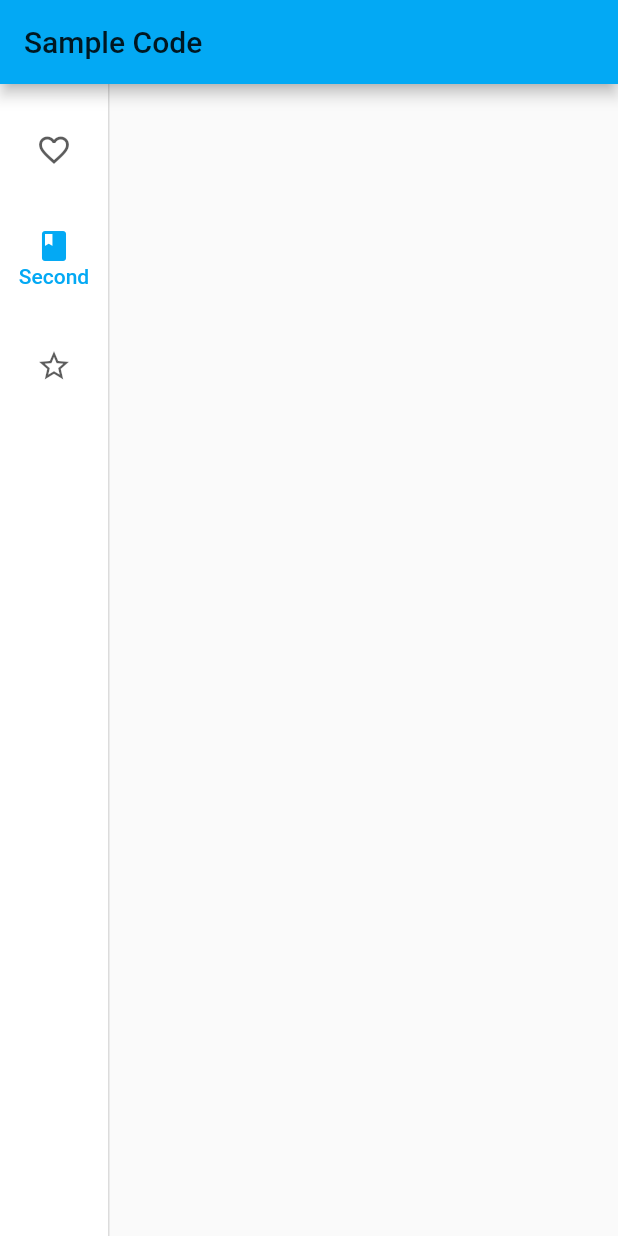
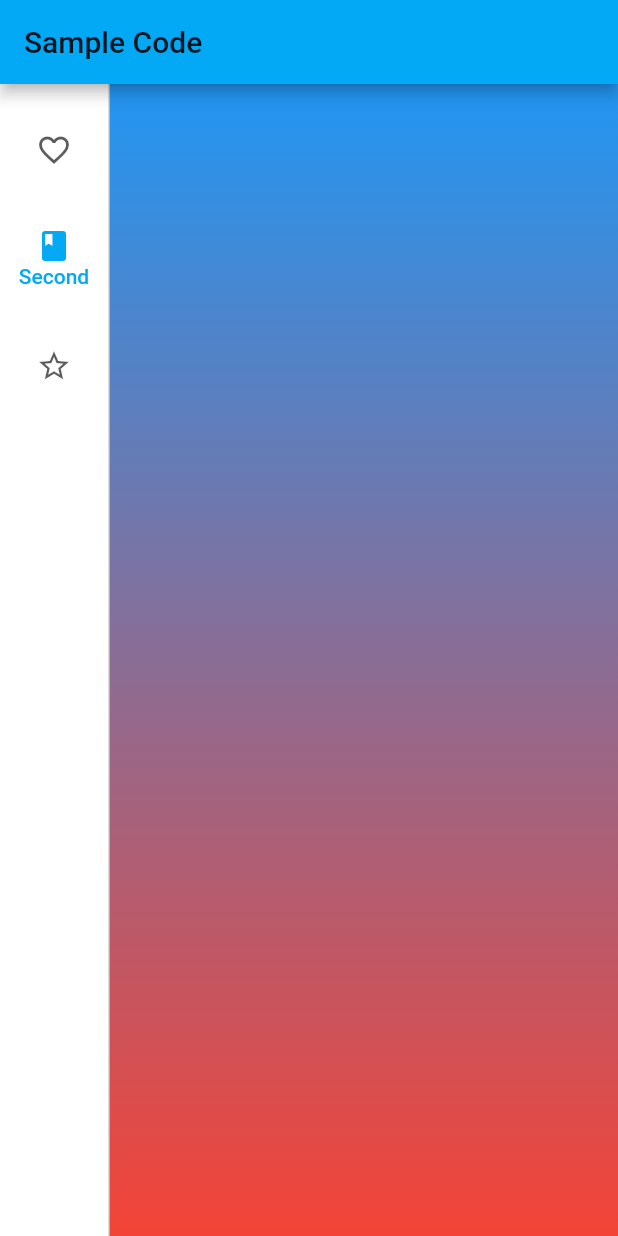
Before and after one commit to kaitlyntse/FlutterApp, a Flutter app: the screen it shows after launch, after a tap on "Second", on a phone screen of 412 x 824 dp. Run offline on Flutter 3.47's test engine with Material 2 defaults, Android fonts, the phone set to English and light mode, and no system bars; our stand-ins replace confetti, firebase_messaging; accounts and stored records are empty.

Commit message:
whole app is gradient

```diff
--- a/lib/checklistReader.dart
+++ b/lib/checklistReader.dart
@@ -38,12 +38,6 @@ class DynamicallyCheckboxState extends State {
         padding: EdgeInsets.fromLTRB(10, 10, 10, 10),
       ),*/
       Expanded(
-        child: Container(
-          decoration: BoxDecoration(
-              gradient: LinearGradient(
-                  begin: Alignment.topLeft,
-                  end: Alignment.bottomLeft,
-                  colors: [Colors.blue, Colors.red])),
         child: ListView(
           children: List.keys.map((String key) {
             return new CheckboxListTile(
@@ -60,7 +54,6 @@ class DynamicallyCheckboxState extends State {
           }).toList(),
         ),
       ),
-      ),
     ]);
   }
 }
--- a/lib/dashboard.dart
+++ b/lib/dashboard.dart
@@ -84,8 +84,14 @@ class _DashboardState extends State<Dashboard> {
           VerticalDivider(thickness: 1, width: 1),
           // This is the main content.
           Expanded(
+              child: Container(
+            decoration: BoxDecoration(
+                gradient: LinearGradient(
+                    begin: Alignment.topLeft,
+                    end: Alignment.bottomLeft,
+                    colors: [Colors.blue, Colors.red])),
             child: Center(child: getPage(_selectedIndex)),
-          ),
+          )),
           /*Container(
             decoration: BoxDecoration(
                 gradient: LinearGradient(
```
Lines whose indentation alone changed are shown as unchanged.
